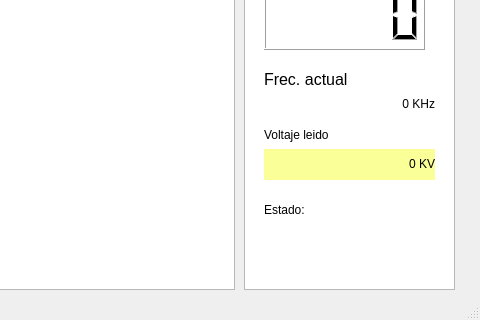
MirianQuinteros/eecontrol, file taller3.ui: the form before one commit; both pictures show x 756 to 1236 and y 320 to 640 of the 1236 by 640 pixel window.
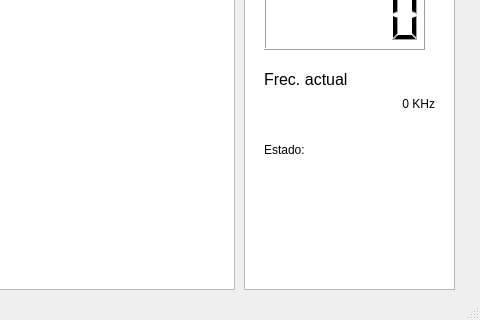
The form after the commit. Icons and pictures are not drawn.

Commit message: fix de UI, se saca el tipo de señal y se omite el label de voltaje leido

Patch:
```diff
--- a/taller3.ui
+++ b/taller3.ui
@@ -307,7 +307,7 @@
     <property name="geometry">
      <rect>
       <x>1020</x>
-      <y>500</y>
+      <y>440</y>
       <width>71</width>
       <height>21</height>
      </rect>
@@ -323,7 +323,7 @@
     <property name="geometry">
      <rect>
       <x>1020</x>
-      <y>520</y>
+      <y>470</y>
       <width>171</width>
       <height>51</height>
      </rect>
@@ -367,46 +367,6 @@
      <string>Voltaje máximo (KV)</string>
     </property>
    </widget>
-   <widget class="QLabel" name="readvlbl">
-    <property name="geometry">
-     <rect>
-      <x>1020</x>
-      <y>450</y>
-      <width>171</width>
-      <height>31</height>
-     </rect>
-    </property>
-    <property name="layoutDirection">
-     <enum>Qt::RightToLeft</enum>
-    </property>
-    <property name="styleSheet">
-     <string notr="true">background-color: rgb(250, 255, 151);
-font: 14pt &quot;MS Shell Dlg 2&quot;;
-text-align:right;</string>
-    </property>
-    <property name="text">
-     <string>&lt;html&gt;&lt;head/&gt;&lt;body&gt;&lt;p&gt;0 KV&lt;/p&gt;&lt;/body&gt;&lt;/html&gt;</string>
-    </property>
-    <property name="alignment">
-     <set>Qt::AlignRight|Qt::AlignTrailing|Qt::AlignVCenter</set>
-    </property>
-   </widget>
-   <widget class="QLabel" name="label_5">
-    <property name="geometry">
-     <rect>
-      <x>1020</x>
-      <y>420</y>
-      <width>91</width>
-      <height>31</height>
-     </rect>
-    </property>
-    <property name="styleSheet">
-     <string notr="true">font: 12pt &quot;MS Shell Dlg 2&quot;;</string>
-    </property>
-    <property name="text">
-     <string>Voltaje leido</string>
-    </property>
-   </widget>
    <widget class="QCheckBox" name="read_enabled">
     <property name="geometry">
      <rect>
```
The commit also changes 13 other files.
